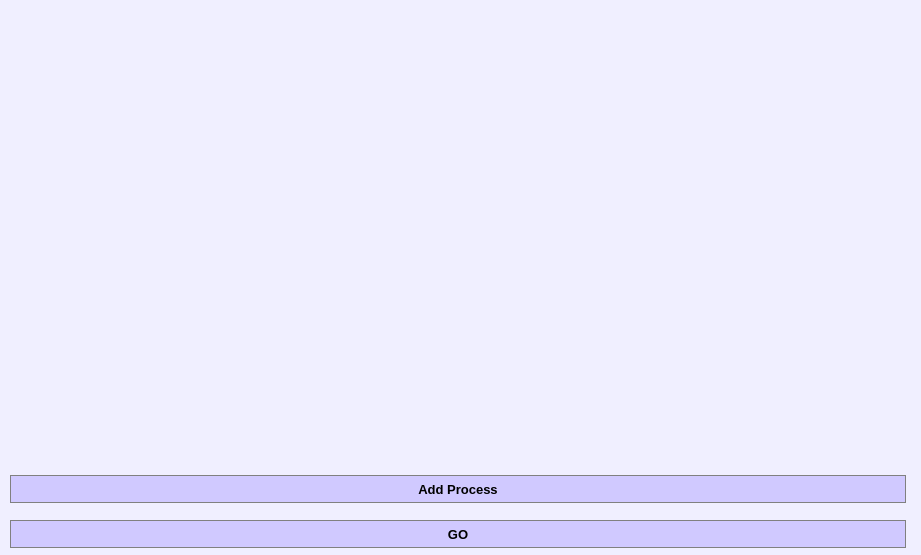
Before: the Qt Designer form CPUSchedulers/rr_dialog.ui in lameesemad1996/CPUSchedulers, drawn with Qt 5.
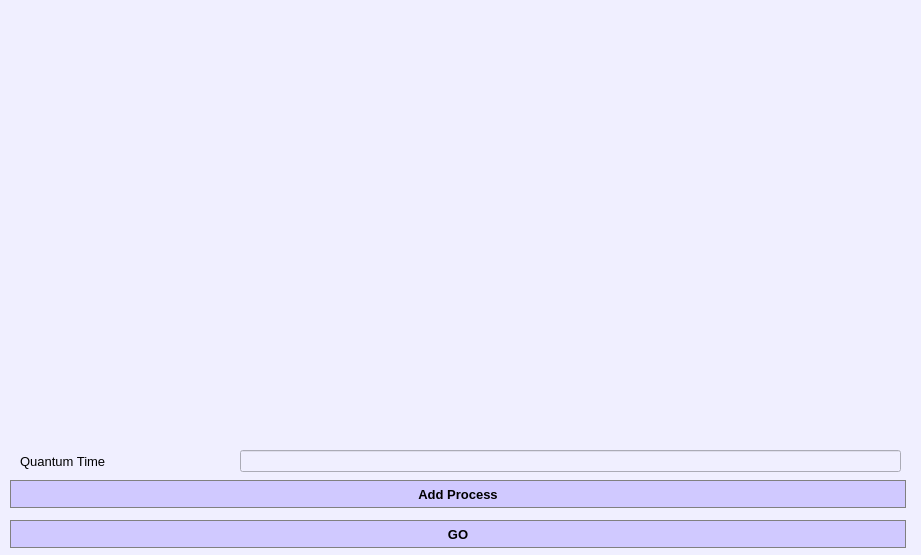
After: the same form once the commit is applied.

Commit message: Added SJF, Priority and Round Roubin. Displayed average waiting time .

```diff
--- a/CPUSchedulers/rr_dialog.ui
+++ b/CPUSchedulers/rr_dialog.ui
@@ -20,7 +20,7 @@
    <property name="geometry">
     <rect>
      <x>10</x>
-     <y>475</y>
+     <y>480</y>
      <width>896</width>
      <height>28</height>
     </rect>
@@ -59,7 +59,7 @@
      <x>10</x>
      <y>16</y>
      <width>896</width>
-     <height>452</height>
+     <height>421</height>
     </rect>
    </property>
    <layout class="QVBoxLayout" name="verticalLayout_2"/>
@@ -101,6 +101,34 @@
     <string>GO</string>
    </property>
   </widget>
+  <widget class="QLineEdit" name="quantumTimeLineEdit">
+   <property name="geometry">
+    <rect>
+     <x>240</x>
+     <y>450</y>
+     <width>661</width>
+     <height>22</height>
+    </rect>
+   </property>
+  </widget>
+  <widget class="QLabel" name="label">
+   <property name="geometry">
+    <rect>
+     <x>20</x>
+     <y>450</y>
+     <width>201</width>
+     <height>22</height>
+    </rect>
+   </property>
+   <property name="font">
+    <font>
+     <pointsize>10</pointsize>
+    </font>
+   </property>
+   <property name="text">
+    <string>Quantum Time</string>
+   </property>
+  </widget>
  </widget>
  <resources/>
  <connections/>
```
The commit also changes 57 other files.
